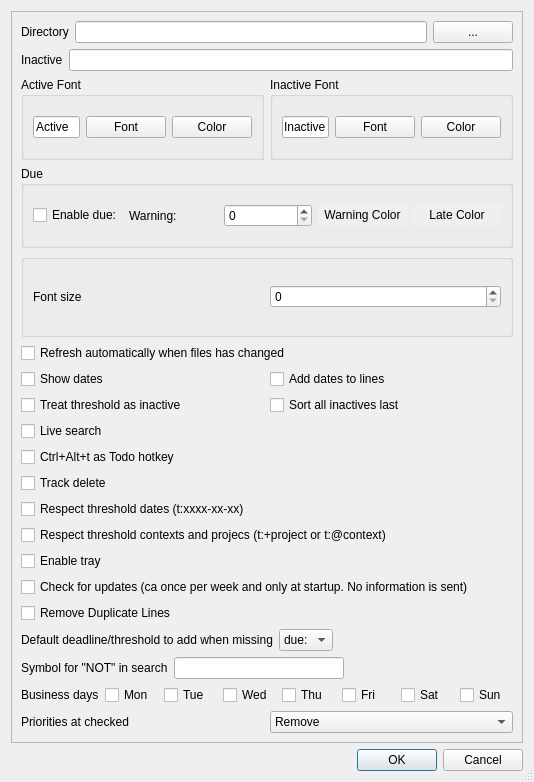
Qt form settingsdialog.ui (SverrirValgeirsson/Todour) before a commit.
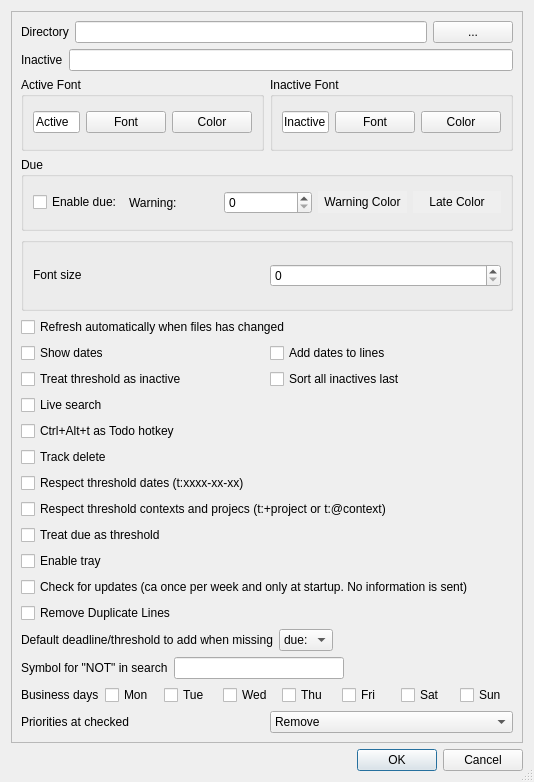
The same form after that commit.

Commit message: Added ability to treat due: as t: for convenience

```diff
--- a/settingsdialog.ui
+++ b/settingsdialog.ui
@@ -29,9 +29,9 @@
       <property name="geometry">
        <rect>
         <x>0</x>
-        <y>-45</y>
-        <width>530</width>
-        <height>772</height>
+        <y>0</y>
+        <width>500</width>
+        <height>774</height>
        </rect>
       </property>
       <layout class="QVBoxLayout" name="verticalLayout_2">
@@ -309,6 +309,13 @@
          </property>
         </widget>
        </item>
+       <item>
+        <widget class="QCheckBox" name="cb_due_as_threshold">
+         <property name="text">
+          <string>Treat due as threshold</string>
+         </property>
+        </widget>
+       </item>
        <item>
         <widget class="QCheckBox" name="cb_tray_icon">
          <property name="text">
```
The commit also changes 4 other files.
